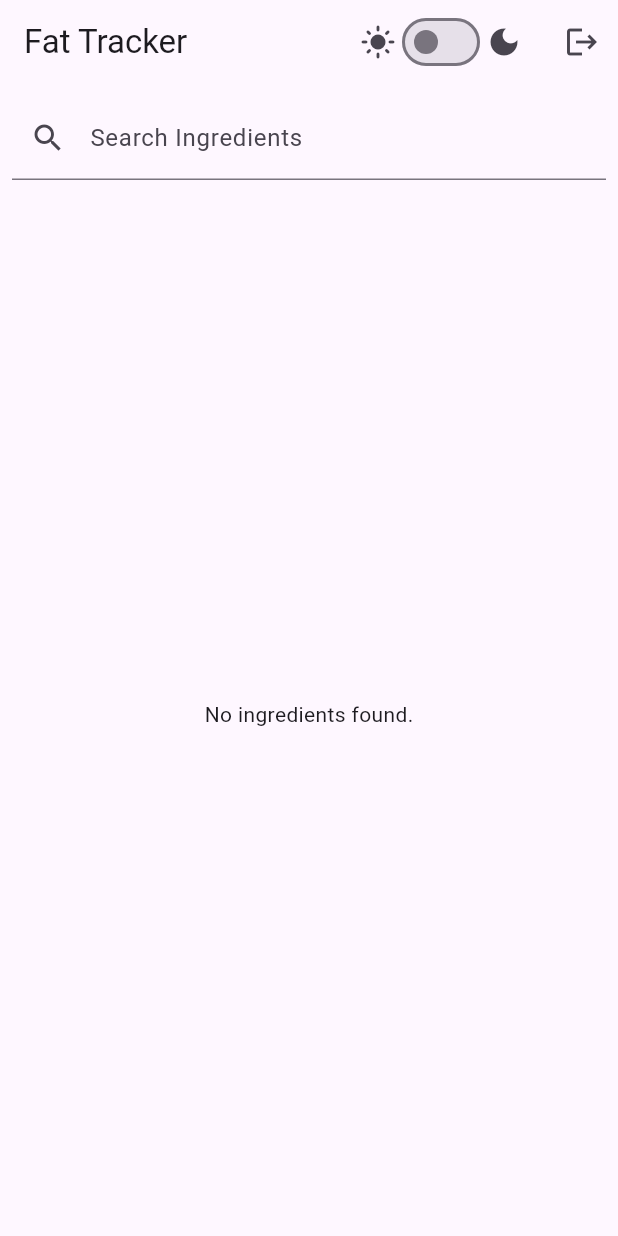
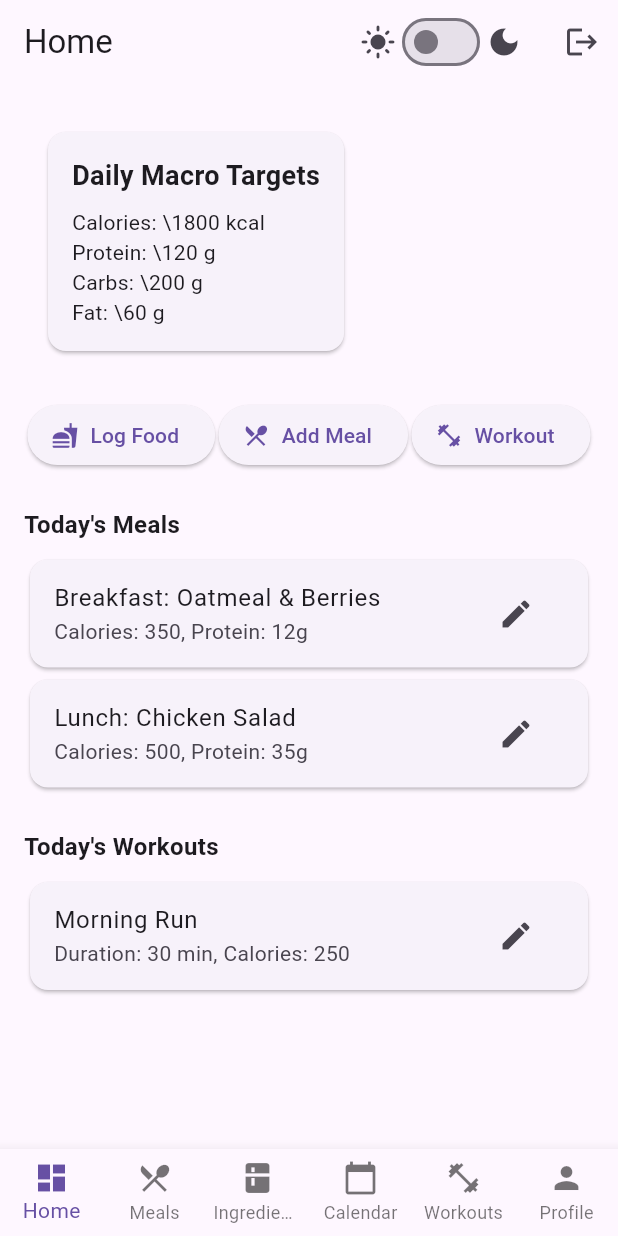
Before and after one commit to ACEhandle/fat-tracker, a Flutter app: the screen it shows once a user with an empty profile is signed in, after a tap on the "logout" icon, on a phone screen of 412 x 824 dp. Run offline on Flutter 3.47's test engine with Material 3 defaults, Android fonts, the phone set to English and light mode, and no system bars; our stand-ins replace cloud_firestore, firebase_auth, firebase_core, shared_preferences; accounts and stored records are empty.

Commit message:
feat: add HomeDashboard and MealBuilder components with navigation support

```diff
--- /dev/null
+++ b/lib/features/home/home_dashboard.dart
@@ -0,0 +1,77 @@
+import 'package:flutter/material.dart';
+import '../../models/macro_targets.dart';
+import 'macro_summary.dart';
+
+class HomeDashboard extends StatelessWidget {
+  const HomeDashboard({super.key});
+
+  @override
+  Widget build(BuildContext context) {
+    // TODO: Replace with real data/services
+    final todayMacros = MacroTargets(
+      calories: 1800,
+      protein: 120,
+      carbs: 200,
+      fat: 60,
+    );
+    return SingleChildScrollView(
+      child: Padding(
+        padding: const EdgeInsets.all(16.0),
+        child: Column(
+          crossAxisAlignment: CrossAxisAlignment.start,
+          children: [
+            MacroSummary(targets: todayMacros),
+            const SizedBox(height: 16),
+            Row(
+              mainAxisAlignment: MainAxisAlignment.spaceEvenly,
+              children: [
+                ElevatedButton.icon(
+                  icon: const Icon(Icons.fastfood),
+                  label: const Text('Log Food'),
+                  onPressed: () {},
+                ),
+                ElevatedButton.icon(
+                  icon: const Icon(Icons.restaurant_menu),
+                  label: const Text('Add Meal'),
+                  onPressed: () {},
+                ),
+                ElevatedButton.icon(
+                  icon: const Icon(Icons.fitness_center),
+                  label: const Text('Workout'),
+                  onPressed: () {},
+                ),
+              ],
+            ),
+            const SizedBox(height: 24),
+            const Text('Today\'s Meals', style: TextStyle(fontSize: 16, fontWeight: FontWeight.bold)),
+            const SizedBox(height: 8),
+            Card(
+              child: ListTile(
+                title: const Text('Breakfast: Oatmeal & Berries'),
+                subtitle: const Text('Calories: 350, Protein: 12g'),
+                trailing: IconButton(icon: const Icon(Icons.edit), onPressed: () {}),
+              ),
+            ),
+            Card(
+              child: ListTile(
+                title: const Text('Lunch: Chicken Salad'),
+                subtitle: const Text('Calories: 500, Protein: 35g'),
+                trailing: IconButton(icon: const Icon(Icons.edit), onPressed: () {}),
+              ),
+            ),
+            const SizedBox(height: 24),
+            const Text('Today\'s Workouts', style: TextStyle(fontSize: 16, fontWeight: FontWeight.bold)),
+            const SizedBox(height: 8),
+            Card(
+              child: ListTile(
+                title: const Text('Morning Run'),
+                subtitle: const Text('Duration: 30 min, Calories: 250'),
+                trailing: IconButton(icon: const Icon(Icons.edit), onPressed: () {}),
+              ),
+            ),
+          ],
+        ),
+      ),
+    );
+  }
+}
--- /dev/null
+++ b/lib/features/meals/meal_builder.dart
@@ -0,0 +1,153 @@
+import 'package:flutter/material.dart';
+import '../../models/ingredient.dart';
+
+class MealBuilder extends StatefulWidget {
+  final List<Ingredient> availableIngredients;
+  const MealBuilder({super.key, required this.availableIngredients});
+
+  @override
+  State<MealBuilder> createState() => _MealBuilderState();
+}
+
+class _MealBuilderState extends State<MealBuilder> {
+  final List<_MealIngredient> _mealIngredients = [];
+  final _formKey = GlobalKey<FormState>();
+  Ingredient? _selectedIngredient;
+  double _amount = 100;
+  String _unit = 'g';
+
+  void _addIngredient() {
+    if (_selectedIngredient != null && _amount > 0) {
+      setState(() {
+        _mealIngredients.add(_MealIngredient(
+          ingredient: _selectedIngredient!,
+          amount: _amount,
+          unit: _unit,
+        ));
+      });
+    }
+  }
+
+  Map<String, double> _calculateTotals() {
+    final totals = <String, double>{};
+    for (final mi in _mealIngredients) {
+      final factor = mi.unit == 'g' ? mi.amount / 100.0 : 1.0; // Assume nutrients per 100g
+      mi.ingredient.nutrients.forEach((k, v) {
+        final value = double.tryParse(v.toString()) ?? 0.0;
+        totals[k] = (totals[k] ?? 0) + value * factor;
+      });
+    }
+    return totals;
+  }
+
+  @override
+  Widget build(BuildContext context) {
+    final totals = _calculateTotals();
+    return Row(
+      crossAxisAlignment: CrossAxisAlignment.start,
+      children: [
+        Expanded(
+          flex: 2,
+          child: Column(
+            children: [
+              Form(
+                key: _formKey,
+                child: Row(
+                  children: [
+                    Expanded(
+                      child: DropdownButtonFormField<Ingredient>(
+                        value: _selectedIngredient,
+                        items: widget.availableIngredients.map((i) => DropdownMenuItem(
+                          value: i,
+                          child: Text(i.description),
+                        )).toList(),
+                        onChanged: (v) => setState(() => _selectedIngredient = v),
+                        decoration: const InputDecoration(labelText: 'Ingredient'),
+                      ),
+                    ),
+                    const SizedBox(width: 8),
+                    SizedBox(
+                      width: 80,
+                      child: TextFormField(
+                        initialValue: _amount.toString(),
+                        decoration: const InputDecoration(labelText: 'Amount'),
+                        keyboardType: TextInputType.number,
+                        onChanged: (v) => _amount = double.tryParse(v) ?? 100,
+                      ),
+                    ),
+                    const SizedBox(width: 8),
+                    DropdownButton<String>(
+                      value: _unit,
+                      items: const [
+                        DropdownMenuItem(value: 'g', child: Text('g')),
+                        DropdownMenuItem(value: 'piece', child: Text('piece')),
+                        // Add more units as needed
+                      ],
+                      onChanged: (v) => setState(() => _unit = v ?? 'g'),
+                    ),
+                    const SizedBox(width: 8),
+                    ElevatedButton(
+                      onPressed: _addIngredient,
+                      child: const Text('Add'),
+                    ),
+                  ],
+                ),
+              ),
+              const SizedBox(height: 16),
+              Expanded(
+                child: ListView.builder(
+                  itemCount: _mealIngredients.length,
+                  itemBuilder: (context, idx) {
+                    final mi = _mealIngredients[idx];
+                    return ListTile(
+                      title: Text('${mi.ingredient.description}'),
+                      subtitle: Text('${mi.amount} ${mi.unit}'),
+                      trailing: IconButton(
+                        icon: const Icon(Icons.delete),
+                        onPressed: () => setState(() => _mealIngredients.removeAt(idx)),
+                      ),
+                    );
+                  },
+                ),
+              ),
+            ],
+          ),
+        ),
+        Expanded(
+          flex: 1,
+          child: Card(
+            margin: const EdgeInsets.all(16),
+            child: Padding(
+              padding: const EdgeInsets.all(16),
+              child: Column(
+                crossAxisAlignment: CrossAxisAlignment.start,
+                children: [
+                  const Text('Meal Macros', style: TextStyle(fontSize: 18, fontWeight: FontWeight.bold)),
+                  const SizedBox(height: 8),
+                  Text('Calories: ${totals['Data.Carbohydrate'] != null && totals['Data.Protein'] != null && totals['Data.Fat.Total Lipid'] != null ? ((totals['Data.Carbohydrate']!*4 + totals['Data.Protein']!*4 + totals['Data.Fat.Total Lipid']!*9).toStringAsFixed(0)) : '0'} kcal', style: const TextStyle(fontWeight: FontWeight.bold)),
+                  Text('Protein: ${totals['Data.Protein']?.toStringAsFixed(1) ?? '0'} g', style: const TextStyle(fontWeight: FontWeight.bold)),
+                  Text('Fat: ${totals['Data.Fat.Total Lipid']?.toStringAsFixed(1) ?? '0'} g'),
+                  Text('  Saturated: ${totals['Data.Fat.Saturated Fat']?.toStringAsFixed(1) ?? '0'} g'),
+                  Text('  Monounsaturated: ${totals['Data.Fat.Monosaturated Fat']?.toStringAsFixed(1) ?? '0'} g'),
+                  Text('  Polyunsaturated: ${totals['Data.Fat.Polysaturated Fat']?.toStringAsFixed(1) ?? '0'} g'),
+                  Text('Carbs: ${totals['Data.Carbohydrate']?.toStringAsFixed(1) ?? '0'} g'),
+                  Text('Fiber: ${totals['Data.Fiber']?.toStringAsFixed(1) ?? '0'} g'),
+                  Text('Sugar: ${totals['Data.Sugar Total']?.toStringAsFixed(1) ?? '0'} g'),
+                  Text('Sodium: ${totals['Data.Major Minerals.Sodium']?.toStringAsFixed(1) ?? '0'} mg'),
+                  // Add more nutrients as needed
+                ],
+              ),
+            ),
+          ),
+        ),
+      ],
+    );
+  }
+}
+
+class _MealIngredient {
+  final Ingredient ingredient;
+  final double amount;
+  final String unit;
+  _MealIngredient({required this.ingredient, required this.amount, required this.unit});
+}
--- a/lib/main.dart
+++ b/lib/main.dart
@@ -3,6 +3,10 @@ import 'package:flutter/material.dart';
 import 'package:firebase_core/firebase_core.dart';
 import 'package:firebase_auth/firebase_auth.dart';
 import 'features/food/ingredient_viewer.dart';
+import 'features/meals/meal_builder.dart';
+import 'features/home/home_dashboard.dart';
+import 'models/ingredient.dart';
+import 'services/ingredient_service.dart';
 
 void main() async {
   WidgetsFlutterBinding.ensureInitialized();
@@ -80,7 +84,7 @@ class _FatTrackerAppState extends State<FatTrackerApp> {
   }
 }
 
-class HomePage extends StatelessWidget {
+class HomePage extends StatefulWidget {
   final ThemeMode themeMode;
   final ValueChanged<bool> onThemeChanged;
   final User? user;
@@ -89,20 +93,31 @@ class HomePage extends StatelessWidget {
   const HomePage({super.key, required this.themeMode, required this.onThemeChanged, required this.user, required this.onSignOut});
 
   @override
+  State<HomePage> createState() => _HomePageState();
+}
+
+class _HomePageState extends State<HomePage> {
+  int _selectedIndex = 0;
+  static const List<String> _pageTitles = [
+    'Home', 'Meals', 'Ingredients', 'Calendar', 'Workouts', 'Profile'
+  ];
+
+  @override
   Widget build(BuildContext context) {
+    final ingredientService = IngredientService();
     return Scaffold(
       appBar: AppBar(
-        title: const Text('Fat Tracker'),
+        title: Text(_pageTitles[_selectedIndex]),
         actions: [
           Row(
             children: [
               const Icon(Icons.light_mode),
               Switch(
-                value: themeMode == ThemeMode.dark,
-                onChanged: onThemeChanged,
+                value: widget.themeMode == ThemeMode.dark,
+                onChanged: widget.onThemeChanged,
               ),
               const Icon(Icons.dark_mode),
-              user == null
+              widget.user == null
                   ? IconButton(
                       icon: const Icon(Icons.login),
                       tooltip: 'Sign In',
@@ -117,12 +132,12 @@ class HomePage extends StatelessWidget {
                       children: [
                         Padding(
                           padding: const EdgeInsets.symmetric(horizontal: 8.0),
-                          child: Text(user?.displayName ?? user?.email ?? 'User'),
+                          child: Text(widget.user?.displayName ?? widget.user?.email ?? 'User'),
                         ),
                         IconButton(
                           icon: const Icon(Icons.logout),
                           tooltip: 'Sign Out',
-                          onPressed: onSignOut,
+                          onPressed: widget.onSignOut,
                         ),
                       ],
                     ),
@@ -130,7 +145,39 @@ class HomePage extends StatelessWidget {
           ),
         ],
       ),
-      body: const IngredientViewer(),
+      body: IndexedStack(
+        index: _selectedIndex,
+        children: [
+          const HomeDashboard(),
+          FutureBuilder<List<Ingredient>>(
+            future: ingredientService.fetchIngredients(),
+            builder: (context, snapshot) {
+              if (snapshot.connectionState == ConnectionState.waiting) {
+                return const Center(child: CircularProgressIndicator());
+              }
+              final ingredients = snapshot.data ?? [];
+              return MealBuilder(availableIngredients: ingredients);
+            },
+          ),
+          const IngredientViewer(),
+          Center(child: const Text('Calendar (coming soon)')),
+          Center(child: const Text('Workouts (coming soon)')),
+          Center(child: const Text('Profile (coming soon)')),
+        ],
+      ),
+      bottomNavigationBar: BottomNavigationBar(
+        currentIndex: _selectedIndex,
+        onTap: (idx) => setState(() => _selectedIndex = idx),
+        items: const [
+          BottomNavigationBarItem(icon: Icon(Icons.dashboard), label: 'Home'),
+          BottomNavigationBarItem(icon: Icon(Icons.restaurant_menu), label: 'Meals'),
+          BottomNavigationBarItem(icon: Icon(Icons.kitchen), label: 'Ingredients'),
+          BottomNavigationBarItem(icon: Icon(Icons.calendar_today), label: 'Calendar'),
+          BottomNavigationBarItem(icon: Icon(Icons.fitness_center), label: 'Workouts'),
+          BottomNavigationBarItem(icon: Icon(Icons.person), label: 'Profile'),
+        ],
+        type: BottomNavigationBarType.fixed,
+      ),
     );
   }
 }
```
Also changed, not shown: lib/features/food/ingredient_viewer.dart (+40 -7 lines).
